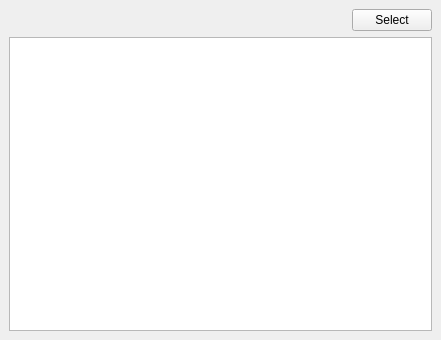
Before: the Qt Designer form profit/examples/ui_accountsummary.ui in hpsilva/profitpy, drawn with Qt 5.
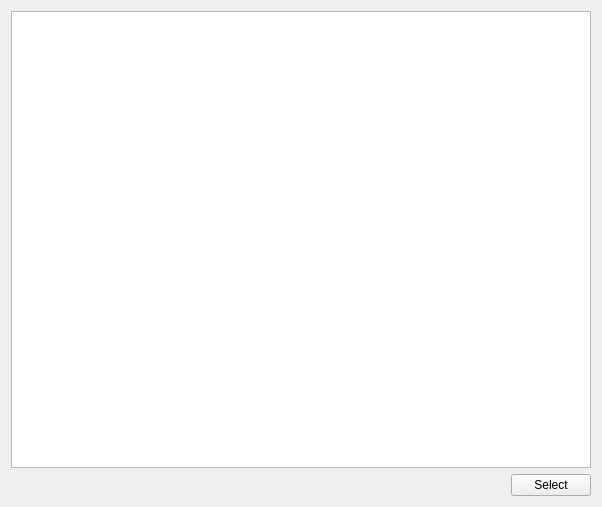
After: the same form once the commit is applied.

Commit message: Fixed broken ui generation.

Patch:
```diff
--- a/profit/examples/ui_accountsummary.ui
+++ b/profit/examples/ui_accountsummary.ui
@@ -5,51 +5,15 @@
    <rect>
     <x>0</x>
     <y>0</y>
-    <width>441</width>
-    <height>340</height>
+    <width>602</width>
+    <height>507</height>
    </rect>
   </property>
   <property name="windowTitle" >
    <string>Account Summary</string>
   </property>
-  <layout class="QVBoxLayout" >
-   <property name="margin" >
-    <number>9</number>
-   </property>
-   <property name="spacing" >
-    <number>6</number>
-   </property>
-   <item>
-    <layout class="QHBoxLayout" >
-     <property name="margin" >
-      <number>0</number>
-     </property>
-     <property name="spacing" >
-      <number>6</number>
-     </property>
-     <item>
-      <spacer>
-       <property name="orientation" >
-        <enum>Qt::Horizontal</enum>
-       </property>
-       <property name="sizeHint" >
-        <size>
-         <width>40</width>
-         <height>20</height>
-        </size>
-       </property>
-      </spacer>
-     </item>
-     <item>
-      <widget class="QPushButton" name="selectKeys" >
-       <property name="text" >
-        <string>Select</string>
-       </property>
-      </widget>
-     </item>
-    </layout>
-   </item>
-   <item>
+  <layout class="QGridLayout" name="gridLayout" >
+   <item row="0" column="0" colspan="2" >
     <widget class="QTableView" name="summaryView" >
      <property name="focusPolicy" >
       <enum>Qt::WheelFocus</enum>
@@ -71,6 +35,26 @@
      </property>
     </widget>
    </item>
+   <item row="1" column="0" >
+    <spacer name="aasdf" >
+     <property name="orientation" >
+      <enum>Qt::Horizontal</enum>
+     </property>
+     <property name="sizeHint" stdset="0" >
+      <size>
+       <width>20</width>
+       <height>20</height>
+      </size>
+     </property>
+    </spacer>
+   </item>
+   <item row="1" column="1" >
+    <widget class="QPushButton" name="selectKeys" >
+     <property name="text" >
+      <string>Select</string>
+     </property>
+    </widget>
+   </item>
   </layout>
  </widget>
  <resources/>
```
